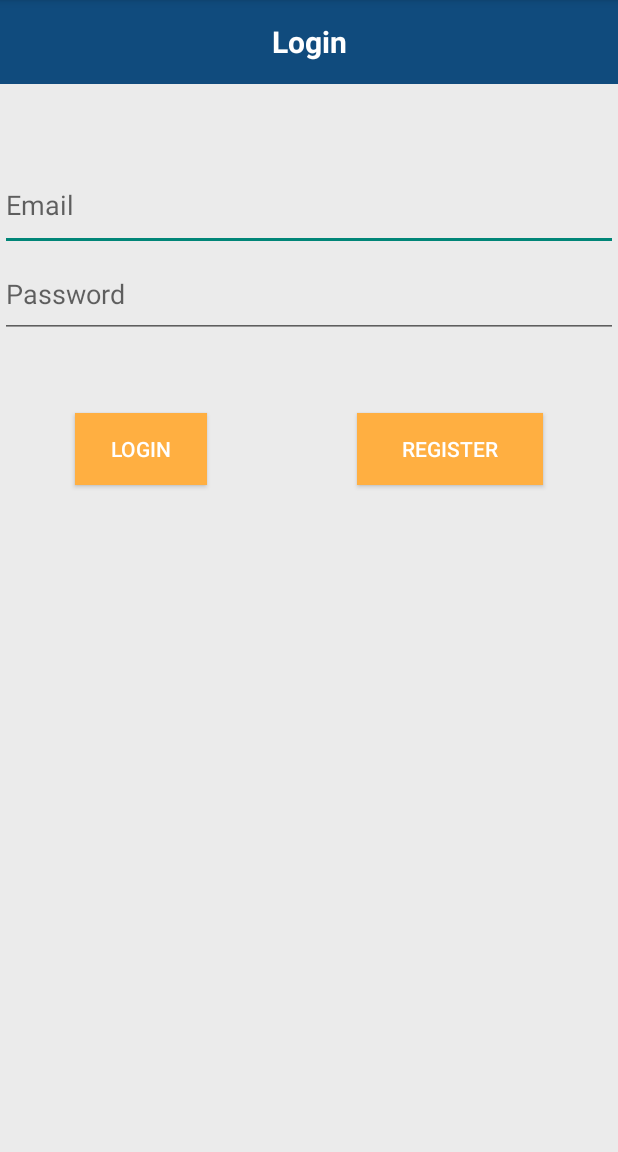
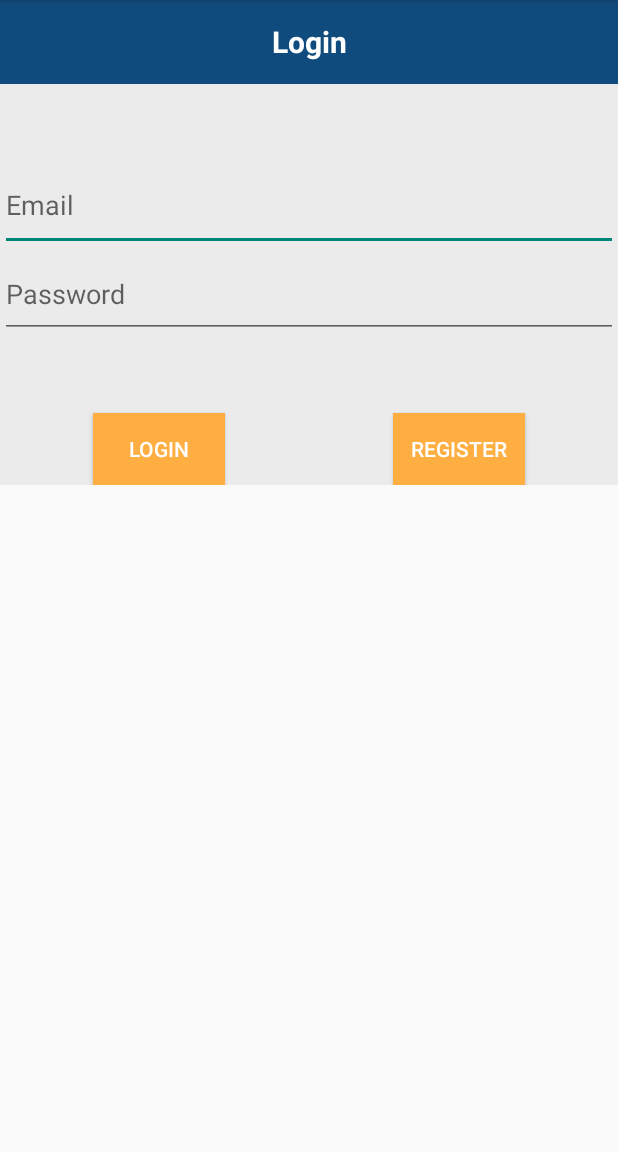
Before and after one commit to roland1997/PlanningPoker, an Android app: the screen it shows after launch (MainActivity), on a phone screen of 412 x 824 dp, the part 84-1236 px from its top. Run offline under Robolectric (Android 15) with nearby library versions, the phone set to English and light mode, and no system bars; our stand-ins replace Firebase (no records; nobody signed in at launch, a user with empty details on screens opened directly).

Commit message:
Scroll view a sessionba, gombok rendezve

```diff
--- a/app/src/main/res/layout/activity_main.xml
+++ b/app/src/main/res/layout/activity_main.xml
@@ -7,23 +7,27 @@
     tools:context=".MainActivity"
     android:textAlignment="center">
 
+    <ScrollView
+        android:layout_width="match_parent"
+        android:layout_height="match_parent">
+
         <LinearLayout
             android:id="@+id/linearLayout"
             android:layout_width="match_parent"
-        android:layout_height="match_parent"
-        android:orientation="vertical"
-        android:background="@color/colorBackgroung">
+            android:layout_height="wrap_content"
+            android:background="@color/colorBackgroung"
+            android:orientation="vertical">
 
             <TextView
                 android:id="@+id/textViewLogin"
                 android:layout_width="match_parent"
                 android:layout_height="56dp"
+                android:background="@color/colorDarkBlue"
+                android:gravity="center"
                 android:text="@string/login"
+                android:textColor="@color/colorWhite"
                 android:textSize="20dp"
-            android:textStyle="bold"
-            android:background="@color/colorDarkBlue"
-            android:textColor="@color/colorWhite"
-            android:gravity="center"/>
+                android:textStyle="bold" />
 
             <EditText
                 android:id="@+id/lEmailLabel"
@@ -32,7 +36,7 @@
                 android:layout_marginTop="50dp"
                 android:ems="10"
                 android:hint="@string/email"
-            android:inputType="textPersonName"/>
+                android:inputType="textPersonName" />
 
             <EditText
                 android:id="@+id/lPasswordLabel"
@@ -40,33 +44,54 @@
                 android:layout_height="58dp"
                 android:ems="10"
                 android:hint="@string/password"
-            android:inputType="textPassword"/>
+                android:inputType="textPassword" />
 
             <LinearLayout
                 android:layout_width="match_parent"
                 android:layout_height="match_parent"
                 android:orientation="horizontal">
 
+                <androidx.constraintlayout.widget.ConstraintLayout
+                    android:layout_width="match_parent"
+                    android:layout_height="match_parent">
+
                     <Button
                         android:id="@+id/lLoginButton"
                         android:layout_width="wrap_content"
                         android:layout_height="wrap_content"
                         android:layout_margin="50dp"
+                        android:layout_marginStart="50dp"
+                        android:layout_marginLeft="50dp"
+                        android:layout_marginEnd="100dp"
+                        android:layout_marginRight="100dp"
+                        android:background="@color/colorOrange"
                         android:text="@string/login"
-                android:background="@color/colorOrange"
-                android:textColor="@color/colorWhite"/>
+                        android:textColor="@color/colorWhite"
+                        app:layout_constraintEnd_toStartOf="@+id/lRegisterButton"
+                        app:layout_constraintStart_toStartOf="parent"
+                        app:layout_constraintTop_toTopOf="parent" />
 
                     <Button
                         android:id="@+id/lRegisterButton"
                         android:layout_width="wrap_content"
                         android:layout_height="wrap_content"
                         android:layout_margin="50dp"
+                        android:layout_marginStart="100dp"
+                        android:layout_marginLeft="100dp"
+                        android:layout_marginEnd="50dp"
+                        android:layout_marginRight="50dp"
                         android:layout_weight="1"
+                        android:background="@color/colorOrange"
                         android:text="@string/register"
                         android:textColor="@color/colorWhite"
-                android:background="@color/colorOrange"/>
+                        app:layout_constraintEnd_toEndOf="parent"
+                        app:layout_constraintStart_toEndOf="@+id/lLoginButton"
+                        app:layout_constraintTop_toTopOf="parent" />
+                </androidx.constraintlayout.widget.ConstraintLayout>
+
             </LinearLayout>
 
         </LinearLayout>
+    </ScrollView>
 
 </androidx.constraintlayout.widget.ConstraintLayout>
```
Also changed, not shown: app/src/main/java/com/example/planningpoker/SessionActivity.java (+3 -11 lines), app/src/main/res/layout/activity_session.xml (+14 -14 lines). Lines whose indentation alone changed are shown as unchanged.
